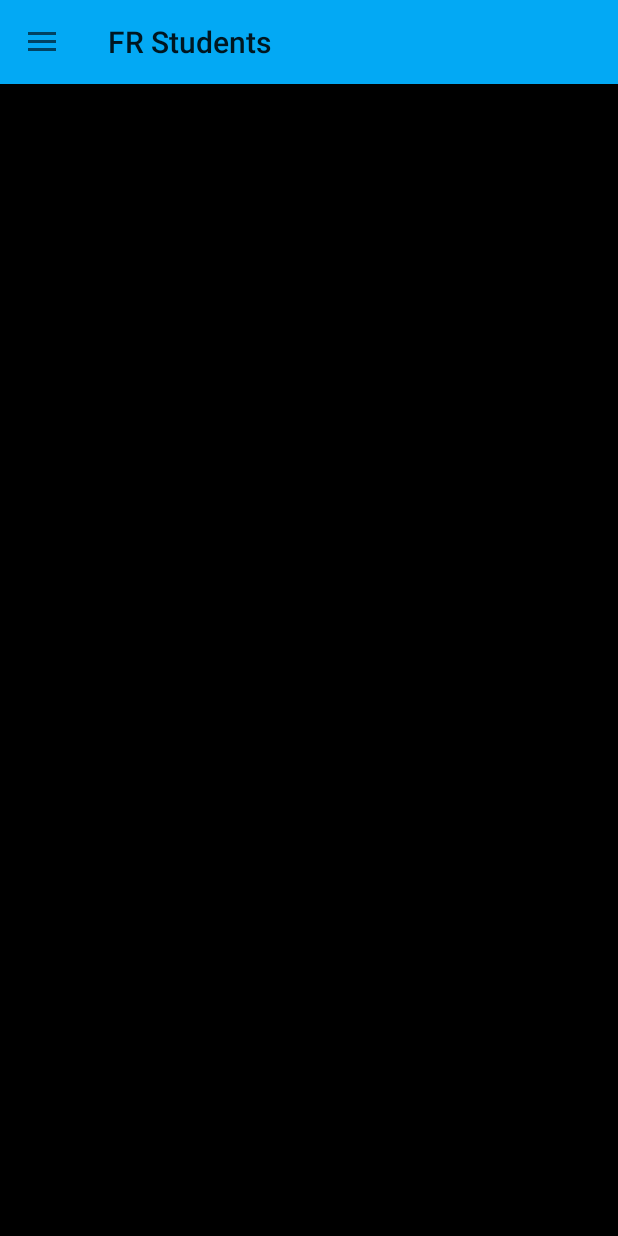
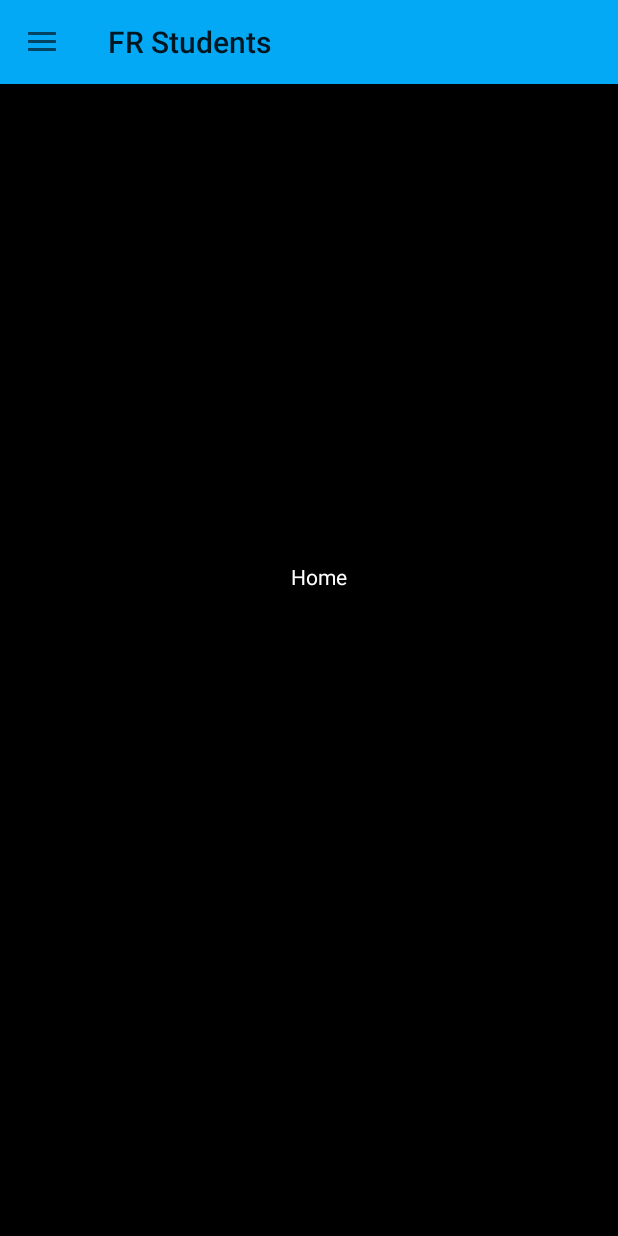
Before and after one commit to bassam-alamin/Face-Recog-android, an Android app: the WelcomeLecture screen opened directly, with no data from a screen before it, on a phone screen of 412 x 824 dp. Run offline under Robolectric (Android 15) with nearby library versions, the phone set to English and light mode, and no system bars.

```diff
--- /dev/null
+++ b/app/src/main/java/com/example/studentsrecognitionandroid/MainFragment.java
@@ -0,0 +1,21 @@
+package com.example.studentsrecognitionandroid;
+
+import android.os.Bundle;
+import android.view.LayoutInflater;
+import android.view.View;
+import android.view.ViewGroup;
+
+import androidx.annotation.NonNull;
+import androidx.annotation.Nullable;
+import androidx.fragment.app.Fragment;
+
+public class MainFragment extends Fragment {
+
+    @Nullable
+    @Override
+    public View onCreateView(@NonNull LayoutInflater inflater, @Nullable ViewGroup container, @Nullable Bundle savedInstanceState) {
+        View view = inflater.inflate(R.layout.fragment_main,container,false);
+
+        return view;
+    }
+}
--- a/app/src/main/java/com/example/studentsrecognitionandroid/WelcomeLecture.java
+++ b/app/src/main/java/com/example/studentsrecognitionandroid/WelcomeLecture.java
@@ -4,7 +4,10 @@ import androidx.annotation.NonNull;
 import androidx.appcompat.app.ActionBarDrawerToggle;
 import androidx.appcompat.app.AppCompatActivity;
 import androidx.appcompat.widget.Toolbar;
+import androidx.core.view.GravityCompat;
 import androidx.drawerlayout.widget.DrawerLayout;
+import androidx.fragment.app.FragmentManager;
+import androidx.fragment.app.FragmentTransaction;
 
 import android.content.Context;
 import android.content.Intent;
@@ -22,6 +25,9 @@ public class WelcomeLecture extends AppCompatActivity implements NavigationView.
     DrawerLayout drawerLayout;
     ActionBarDrawerToggle actionBarDrawerToggle;
     NavigationView navigationView;
+
+    FragmentManager fragmentManager;
+    FragmentTransaction fragmentTransaction;
 
     @Override
     protected void onCreate(Bundle savedInstanceState) {
@@ -45,10 +51,14 @@ public class WelcomeLecture extends AppCompatActivity implements NavigationView.
 //        welcome.setText(value+"Welcome home");
 
 
+        //start of setting up the navigation drawer
+
         Toolbar toolbar = findViewById(R.id.toolbar);
         setSupportActionBar(toolbar);
         drawerLayout = findViewById(R.id.drawer);
         NavigationView navigationView = findViewById(R.id.navigationview);
+
+        navigationView.setNavigationItemSelectedListener(this);
 
 
         actionBarDrawerToggle = new ActionBarDrawerToggle(this,drawerLayout,toolbar,R.string.open,R.string.close);
@@ -57,22 +67,47 @@ public class WelcomeLecture extends AppCompatActivity implements NavigationView.
         actionBarDrawerToggle.syncState();
 
 
+        //end of setting the navigation drawer
+
+
+        //the following is the beginning of setting the default fragment to be loaded when this activity is loaded
+
+        fragmentManager = getSupportFragmentManager();
+        fragmentTransaction =fragmentManager.beginTransaction();
+        fragmentTransaction.add(R.id.frame_container,new MainFragment());
+        fragmentTransaction.commit();
+
+
+
 
     }
 
     @Override
     public boolean onNavigationItemSelected(@NonNull MenuItem menuItem) {
 
+        drawerLayout.closeDrawer(GravityCompat.START);
+
         if(menuItem.getItemId() == R.id.home){
+            fragmentManager = getSupportFragmentManager();
+            fragmentTransaction =fragmentManager.beginTransaction();
+            fragmentTransaction.replace(R.id.frame_container,new MainFragment());
+            fragmentTransaction.commit();
 
         }
 
-
         if(menuItem.getItemId() == R.id.Supervise){
+            fragmentManager = getSupportFragmentManager();
+            fragmentTransaction =fragmentManager.beginTransaction();
+            fragmentTransaction.replace(R.id.frame_container,new ChooseUnit());
+            fragmentTransaction.commit();
 
         }
 
         if(menuItem.getItemId() == R.id.reports){
+            fragmentManager = getSupportFragmentManager();
+            fragmentTransaction =fragmentManager.beginTransaction();
+            fragmentTransaction.replace(R.id.frame_container,new Reports());
+            fragmentTransaction.commit();
 
         }
 
--- /dev/null
+++ b/app/src/main/res/layout/fragment_main.xml
@@ -0,0 +1,25 @@
+<?xml version="1.0" encoding="utf-8"?>
+<androidx.constraintlayout.widget.ConstraintLayout
+    xmlns:android="http://schemas.android.com/apk/res/android"
+    xmlns:app="http://schemas.android.com/apk/res-auto"
+    xmlns:tools="http://schemas.android.com/tools"
+    android:layout_width="match_parent"
+    android:layout_height="match_parent">
+
+    <TextView
+        android:id="@+id/textView2"
+        android:layout_width="wrap_content"
+        android:layout_height="wrap_content"
+        android:layout_marginStart="183dp"
+        android:layout_marginLeft="183dp"
+        android:layout_marginTop="328dp"
+        android:layout_marginEnd="170dp"
+        android:layout_marginRight="170dp"
+        android:layout_marginBottom="384dp"
+        android:text="@string/home"
+        android:textColor="#fff"
+        app:layout_constraintBottom_toBottomOf="parent"
+        app:layout_constraintEnd_toEndOf="parent"
+        app:layout_constraintStart_toStartOf="parent"
+        app:layout_constraintTop_toTopOf="parent" />
+</androidx.constraintlayout.widget.ConstraintLayout>
--- a/app/src/main/res/values/strings.xml
+++ b/app/src/main/res/values/strings.xml
@@ -12,4 +12,6 @@
 
     <!-- TODO: Remove or change this placeholder text -->
     <string name="hello_blank_fragment">Hello blank fragment</string>
+    <string name="choose_units">Choose Units</string>
+    <string name="reports">Reports</string>
 </resources>
```
Also changed, not shown: app/src/main/java/com/example/studentsrecognitionandroid/ChooseUnit.java (added, +22 -0 lines), app/src/main/java/com/example/studentsrecognitionandroid/Reports.java (added, +21 -0 lines), app/src/main/res/layout/fragment_choose_unit.xml (added, +18 -0 lines), app/src/main/res/layout/fragment_reports.xml (added, +25 -0 lines).
